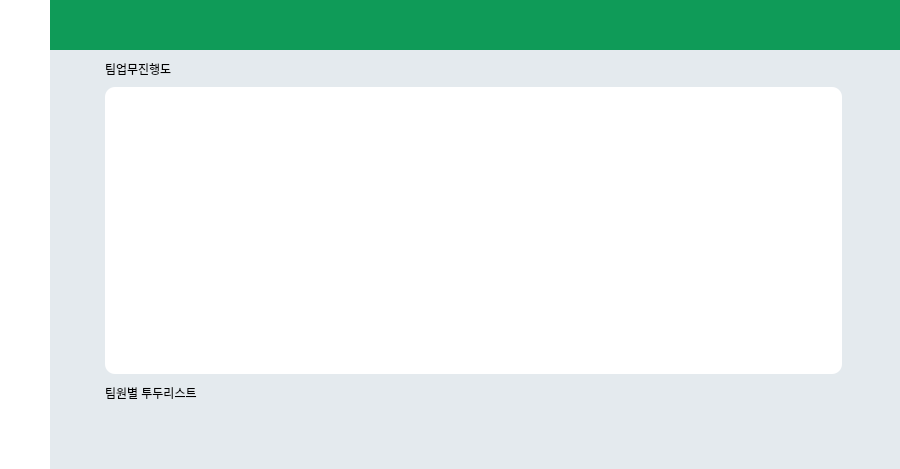
guaba98/TeamCollaborationTool, file main_code/front/ui/notice_board.ui: the form before one commit; both pictures show x 220 to 1120 and y 0 to 469 of the 1120 by 630 pixel window.
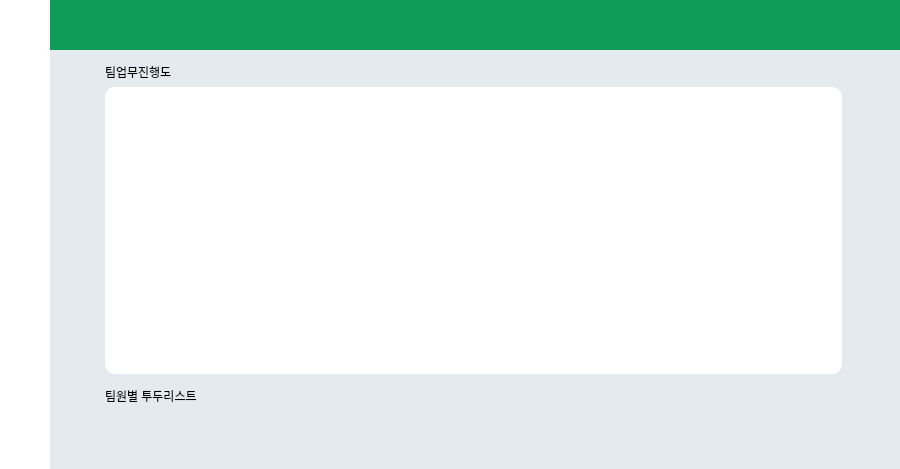
The form after the commit. The open tabs and pages were chosen to show the change. Icons and pictures are not drawn.

Diff of the .ui file:
```diff
--- a/main_code/front/ui/notice_board.ui
+++ b/main_code/front/ui/notice_board.ui
@@ -1232,6 +1232,32 @@
             </item>
             <item>
              <widget class="QScrollArea" name="scrollArea">
+              <property name="styleSheet">
+               <string notr="true">
+            QScrollBar:vertical {
+                border: none;
+                background: #E4EAEE;
+                width: 10px;
+                margin: 0px;
+            }
+
+            QScrollBar::handle:vertical {
+                background: #14C871;
+                min-height: 20px;
+                border-radius: 5px;
+            }
+
+            QScrollBar::handle:vertical:hover {
+                background: #0F9B58;
+            }
+
+            QScrollBar::sub-line:vertical,
+            QScrollBar::add-line:vertical {
+                border: none;
+                height: 0px;
+            }
+</string>
+              </property>
               <property name="frameShape">
                <enum>QFrame::NoFrame</enum>
               </property>
@@ -1318,6 +1344,9 @@
                          <property name="text">
                           <string>팀업무진행도</string>
                          </property>
+                         <property name="alignment">
+                          <set>Qt::AlignBottom|Qt::AlignLeading|Qt::AlignLeft</set>
+                         </property>
                         </widget>
                        </item>
                        <item>
@@ -1354,6 +1383,9 @@
                       <property name="text">
                        <string>팀원별 투두리스트</string>
                       </property>
+                      <property name="alignment">
+                       <set>Qt::AlignBottom|Qt::AlignLeading|Qt::AlignLeft</set>
+                      </property>
                      </widget>
                     </item>
                     <item>
```
Left out of the diff: 3 changed lines with no effect on the pictures.
